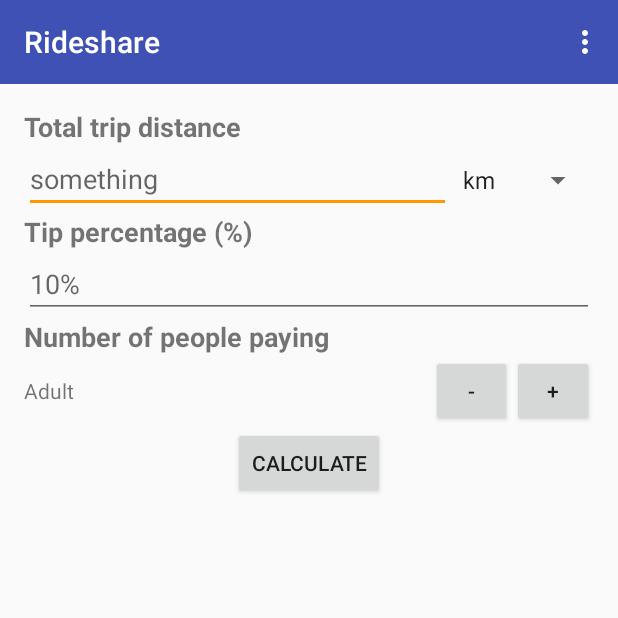
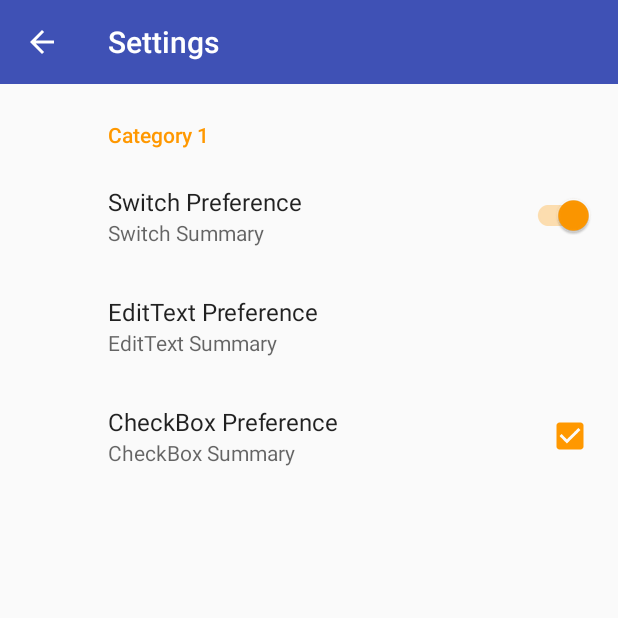
Before and after one commit to cqpham/SEG3125_Project, an Android app: the screen it shows after launch (MainActivity before the commit, SettingsActivity after it), in the options menu, after a tap on "Settings", on a phone screen of 412 x 824 dp, the top half of it. Run offline under Robolectric (Android 15) with nearby library versions, the phone set to English and light mode, and no system bars; our stand-ins replace androidx.preference.

Commit message:
Added Preference Screen

```diff
--- a/app/build.gradle
+++ b/app/build.gradle
@@ -28,5 +28,6 @@ dependencies {
     compile 'com.android.support:cardview-v7:25.1.1'
     compile 'com.android.support:recyclerview-v7:25.1.1'
     testCompile 'junit:junit:4.12'
-    compile 'com.takisoft.fix:preference-v7:25.1.1.0'
+    compile 'com.android.support:preference-v7:25.1.1'
+    compile 'com.android.support:preference-v14:25.1.1'
 }
--- a/app/src/main/java/com/cpham/lab1_android/MainActivity.java
+++ b/app/src/main/java/com/cpham/lab1_android/MainActivity.java
@@ -47,9 +47,9 @@ public class MainActivity extends AppCompatActivity {
 
         //noinspection SimplifiableIfStatement
         if (id == R.id.action_settings) {
-            Intent i = new Intent(this, PreferenceActivity.class);
-            startActivity(i);
             //displayView(1);
+            Intent intent = new Intent(this, SettingsActivity.class);
+            startActivity(intent);
             return true;
         }
 
@@ -64,6 +64,7 @@ public class MainActivity extends AppCompatActivity {
                 fragment = new MainFragment();
                 break;
             case 1:
+                fragment = new SettingsFragment();
                 break;
             default:
                 break;
--- /dev/null
+++ b/app/src/main/java/com/cpham/lab1_android/SettingsActivity.java
@@ -0,0 +1,29 @@
+package com.cpham.lab1_android;
+
+import android.support.v4.app.Fragment;
+import android.support.v4.app.FragmentTransaction;
+import android.support.v7.app.AppCompatActivity;
+import android.os.Bundle;
+import android.support.v7.widget.Toolbar;
+
+public class SettingsActivity extends AppCompatActivity {
+    private Toolbar mainToolbar;
+
+    @Override
+    protected void onCreate(Bundle savedInstanceState) {
+        super.onCreate(savedInstanceState);
+        setContentView(R.layout.activity_settings);
+
+        //Set up tool bar
+        mainToolbar = (Toolbar) findViewById(R.id.toolbar);
+        setSupportActionBar(mainToolbar);
+        getSupportActionBar().setDisplayHomeAsUpEnabled(true);
+
+        if (savedInstanceState == null) {
+            Fragment preferenceFragment = new SettingsFragment();
+            FragmentTransaction fragmentTransaction = getSupportFragmentManager().beginTransaction();
+            fragmentTransaction.add(R.id.settings_body, preferenceFragment);
+            fragmentTransaction.commit();
+        }
+    }
+}
--- /dev/null
+++ b/app/src/main/java/com/cpham/lab1_android/SettingsFragment.java
@@ -0,0 +1,17 @@
+package com.cpham.lab1_android;
+
+import android.os.Bundle;
+import android.support.v7.preference.PreferenceFragmentCompat;
+
+public class SettingsFragment extends PreferenceFragmentCompat {
+
+    public SettingsFragment() {
+
+    }
+
+    @Override
+    public void onCreatePreferences (Bundle bundle, String s) {
+        //Load preferences from preferences.xml
+        addPreferencesFromResource(R.xml.preferences);
+    }
+}
--- /dev/null
+++ b/app/src/main/res/layout/activity_settings.xml
@@ -0,0 +1,32 @@
+<?xml version="1.0" encoding="utf-8"?>
+<RelativeLayout xmlns:android="http://schemas.android.com/apk/res/android"
+    xmlns:tools="http://schemas.android.com/tools"
+    android:id="@+id/activity_settings"
+    android:layout_width="match_parent"
+    android:layout_height="match_parent"
+    tools:context="com.cpham.lab1_android.SettingsActivity">
+
+    <LinearLayout
+        android:layout_width="match_parent"
+        android:layout_height="match_parent"
+        android:orientation="vertical">
+
+        <LinearLayout
+            android:layout_width="fill_parent"
+            android:layout_height="wrap_content"
+            android:layout_alignParentTop="true"
+            android:orientation="vertical">
+            <include
+                android:id="@+id/toolbar"
+                layout="@layout/toolbar"/>
+        </LinearLayout>
+
+        <FrameLayout
+            android:layout_width="fill_parent"
+            android:layout_height="0dp"
+            android:layout_weight="1"
+            android:id="@+id/settings_body">
+        </FrameLayout>
+    </LinearLayout>
+
+</RelativeLayout>
--- a/app/src/main/res/values/styles.xml
+++ b/app/src/main/res/values/styles.xml
@@ -12,6 +12,7 @@
         <item name="colorAccent">@color/colorAccent</item>
         <item name="windowNoTitle">true</item>
         <item name="windowActionBar">false</item>
+        <item name="preferenceTheme">@style/PreferenceThemeOverlay.v14.Material</item>
     </style>
 
 </resources>
--- a/app/src/main/res/xml/preferences.xml
+++ b/app/src/main/res/xml/preferences.xml
@@ -1,18 +1,27 @@
 <?xml version="1.0" encoding="utf-8"?>
-<PreferenceScreen xmlns:android="http://schemas.android.com/apk/res/android">
-    <EditTextPreference android:title="Your Name"
-        android:key="username"
-        android:summary="Please provide your username">
+<android.support.v7.preference.PreferenceScreen
+    xmlns:android="http://schemas.android.com/apk/res/android">
 
-    </EditTextPreference>
-    <CheckBoxPreference android:title="Application Updates"
-        android:defaultValue="false"
-        android:summary="This option if selected will allow the application to check for latest versions."
-        android:key="applicationUpdates" />
-    <ListPreference     android:title="Download Details"
-        android:summary="Select the kind of data that you would like to download"
-        android:key="downloadType"
-        android:defaultValue="1"
-        android:entries="@array/listArray"
-        android:entryValues="@array/listValues" />
-</PreferenceScreen>
+    <android.support.v7.preference.PreferenceCategory
+        android:title="Category 1">
+
+        <android.support.v7.preference.SwitchPreferenceCompat
+            android:key="key1"
+            android:title="Switch Preference"
+            android:summary="Switch Summary"
+            android:defaultValue="true" />
+
+        <android.support.v7.preference.EditTextPreference
+            android:key="key2"
+            android:title="EditText Preference"
+            android:summary="EditText Summary"
+            android:dialogMessage="Dialog Message"
+            android:defaultValue="Default value" />
+        <android.support.v7.preference.CheckBoxPreference
+            android:key="key3"
+            android:title="CheckBox Preference"
+            android:summary="CheckBox Summary"
+            android:defaultValue="true"/>
+    </android.support.v7.preference.PreferenceCategory>
+
+</android.support.v7.preference.PreferenceScreen>
```
Also changed, not shown: app/src/main/AndroidManifest.xml (+6 -1 lines), app/src/main/java/com/cpham/lab1_android/PreferencesActivity.java (deleted, +0 -28 lines).
